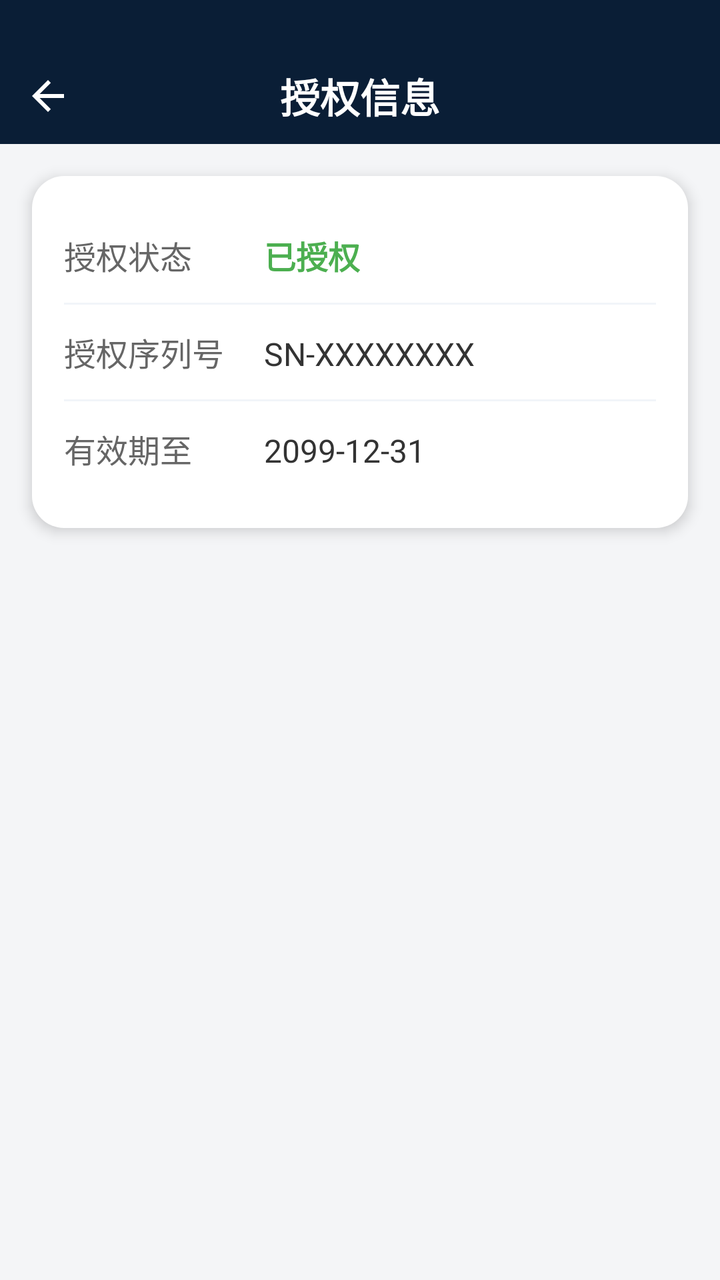
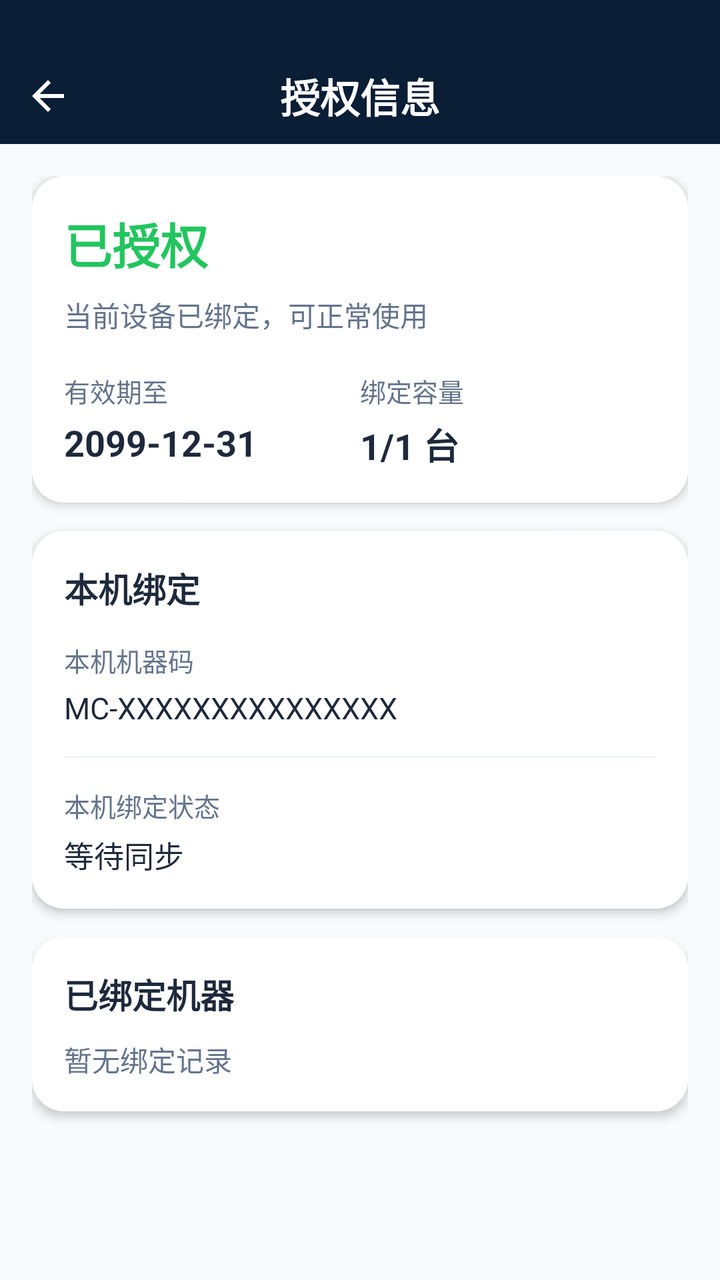

Compare the two renders of this Android layout. The source of the first and the diff that turns it into the second are given below.
<!-- AndroidManifest.xml: application theme Theme.Signal_dectect -->
<!-- res/layout/activity_auth_info.xml -->
<?xml version="1.0" encoding="utf-8"?>
<LinearLayout xmlns:android="http://schemas.android.com/apk/res/android"
    xmlns:app="http://schemas.android.com/apk/res-auto"
    android:layout_width="match_parent"
    android:layout_height="match_parent"
    android:orientation="vertical"
    android:background="#F4F5F7">

    <FrameLayout
        android:layout_width="match_parent"
        android:layout_height="72dp"
        android:background="#0A1E36"
        android:paddingTop="24dp">
        
        <ImageView
            android:id="@+id/iv_back"
            android:layout_width="48dp"
            android:layout_height="48dp"
            android:padding="12dp"
            android:src="@drawable/ic_back"
            android:layout_gravity="start|center_vertical"
            app:tint="#FFFFFF" />

        <TextView
            android:layout_width="wrap_content"
            android:layout_height="wrap_content"
            android:layout_gravity="center"
            android:text="授权信息"
            android:textColor="#FFFFFF"
            android:textSize="20sp"
            android:fontFamily="sans-serif-black" />
    </FrameLayout>

    <LinearLayout
        android:layout_width="match_parent"
        android:layout_height="wrap_content"
        android:orientation="vertical"
        android:background="@drawable/bg_card_rounded"
        android:backgroundTint="#FFFFFF"
        android:elevation="4dp"
        android:layout_margin="16dp"
        android:padding="16dp">
        
        <LinearLayout
            android:layout_width="match_parent"
            android:layout_height="wrap_content"
            android:orientation="horizontal"
            android:paddingVertical="12dp">
            <TextView
                android:layout_width="100dp"
                android:layout_height="wrap_content"
                android:text="授权状态"
                android:textColor="#666666"
                android:textSize="16sp" />
            <TextView
                android:id="@+id/tv_auth_status"
                android:layout_width="wrap_content"
                android:layout_height="wrap_content"
                android:text="已授权"
                android:textColor="#4CAF50"
                android:textStyle="bold"
                android:textSize="16sp" />
        </LinearLayout>
        
        <View android:layout_width="match_parent" android:layout_height="1dp" android:background="#F1F5F9" />

        <LinearLayout
            android:layout_width="match_parent"
            android:layout_height="wrap_content"
            android:orientation="horizontal"
            android:paddingVertical="12dp">
            <TextView
                android:layout_width="100dp"
                android:layout_height="wrap_content"
                android:text="授权序列号"
                android:textColor="#666666"
                android:textSize="16sp" />
            <TextView
                android:id="@+id/tv_serial_number"
                android:layout_width="wrap_content"
                android:layout_height="wrap_content"
                android:text="SN-XXXXXXXX"
                android:textColor="#333333"
                android:textSize="16sp" />
        </LinearLayout>
        
        <View android:layout_width="match_parent" android:layout_height="1dp" android:background="#F1F5F9" />

        <LinearLayout
            android:layout_width="match_parent"
            android:layout_height="wrap_content"
            android:orientation="horizontal"
            android:paddingVertical="12dp">
            <TextView
                android:layout_width="100dp"
                android:layout_height="wrap_content"
                android:text="有效期至"
                android:textColor="#666666"
                android:textSize="16sp" />
            <TextView
                android:id="@+id/tv_valid_until"
                android:layout_width="wrap_content"
                android:layout_height="wrap_content"
                android:text="2099-12-31"
                android:textColor="#333333"
                android:textSize="16sp" />
        </LinearLayout>
    </LinearLayout>
</LinearLayout>
<!-- resources referenced by this layout -->
<resources>
  <!-- drawable bg_card_rounded (drawable) -->
  <?xml version="1.0" encoding="utf-8"?>
  <shape xmlns:android="http://schemas.android.com/apk/res/android">
      <solid android:color="#FFFFFF" />
      <corners android:radius="16dp" />
  </shape>
  <!-- drawable ic_back (drawable) -->
  <vector xmlns:android="http://schemas.android.com/apk/res/android"
      android:width="24dp"
      android:height="24dp"
      android:viewportWidth="24"
      android:viewportHeight="24">
    <path
        android:fillColor="#000000"
        android:pathData="M20,11H7.83l5.59,-5.59L12,4l-8,8l8,8l1.41,-1.41L7.83,13H20v-2z"/>
  </vector>
  <style name="Theme.Signal_dectect" parent="Theme.MaterialComponents.DayNight.NoActionBar">
          
          <item name="colorPrimary">@color/primary</item>
          <item name="colorPrimaryVariant">@color/primary_variant</item>
          <item name="colorOnPrimary">@color/on_primary</item>
          
          
          <item name="colorSecondary">@color/secondary</item>
          <item name="colorSecondaryVariant">@color/secondary_variant</item>
          <item name="colorOnSecondary">@color/on_secondary</item>
          
          
          <item name="android:windowBackground">@color/background</item>
          <item name="colorSurface">@color/surface</item>
          
          
          <item name="android:statusBarColor">@color/background</item>
          <item name="android:windowLightStatusBar">true</item>
          
          
      </style>
  <color name="primary">#2563EB</color>
  <color name="primary_variant">#1D4ED8</color>
  <color name="on_primary">#FFFFFF</color>
  <color name="secondary">#0EA5E9</color>
  <color name="secondary_variant">#0284C7</color>
  <color name="on_secondary">#FFFFFF</color>
  <color name="background">#F8FAFC</color>
  <color name="surface">#FFFFFF</color>
</resources>

<!-- the commit's change to res/layout/activity_auth_info.xml (unified diff, before → after) -->
@@ -4,106 +4,214 @@
     android:layout_width="match_parent"
     android:layout_height="match_parent"
     android:orientation="vertical"
-    android:background="#F4F5F7">
+    android:background="@color/background">
 
     <FrameLayout
         android:layout_width="match_parent"
         android:layout_height="72dp"
         android:background="#0A1E36"
         android:paddingTop="24dp">
-        
+
         <ImageView
             android:id="@+id/iv_back"
             android:layout_width="48dp"
             android:layout_height="48dp"
+            android:layout_gravity="start|center_vertical"
             android:padding="12dp"
             android:src="@drawable/ic_back"
-            android:layout_gravity="start|center_vertical"
-            app:tint="#FFFFFF" />
+            app:tint="@color/white" />
 
         <TextView
             android:layout_width="wrap_content"
             android:layout_height="wrap_content"
             android:layout_gravity="center"
+            android:fontFamily="sans-serif-black"
             android:text="授权信息"
-            android:textColor="#FFFFFF"
-            android:textSize="20sp"
-            android:fontFamily="sans-serif-black" />
+            android:textColor="@color/white"
+            android:textSize="20sp" />
     </FrameLayout>
 
-    <LinearLayout
+    <ScrollView
         android:layout_width="match_parent"
-        android:layout_height="wrap_content"
-        android:orientation="vertical"
-        android:background="@drawable/bg_card_rounded"
-        android:backgroundTint="#FFFFFF"
-        android:elevation="4dp"
-        android:layout_margin="16dp"
-        android:padding="16dp">
-        
+        android:layout_height="match_parent"
+        android:fillViewport="true">
+
         <LinearLayout
             android:layout_width="match_parent"
             android:layout_height="wrap_content"
-            android:orientation="horizontal"
-            android:paddingVertical="12dp">
-            <TextView
-                android:layout_width="100dp"
+            android:orientation="vertical"
+            android:padding="16dp">
+
+            <LinearLayout
+                android:layout_width="match_parent"
                 android:layout_height="wrap_content"
-                android:text="授权状态"
-                android:textColor="#666666"
-                android:textSize="16sp" />
-            <TextView
-                android:id="@+id/tv_auth_status"
-                android:layout_width="wrap_content"
+                android:background="@drawable/bg_card_rounded"
+                android:backgroundTint="@color/surface"
+                android:elevation="3dp"
+                android:orientation="vertical"
+                android:padding="16dp">
+
+                <TextView
+                    android:id="@+id/tv_auth_status"
+                    android:layout_width="wrap_content"
+                    android:layout_height="wrap_content"
+                    android:text="已授权"
+                    android:textColor="@color/success"
+                    android:textSize="24sp"
+                    android:textStyle="bold" />
+
+                <TextView
+                    android:id="@+id/tv_auth_summary"
+                    android:layout_width="match_parent"
+                    android:layout_height="wrap_content"
+                    android:layout_marginTop="8dp"
+                    android:text="当前设备已绑定，可正常使用"
+                    android:textColor="@color/text_secondary"
+                    android:textSize="14sp" />
+
+                <LinearLayout
+                    android:layout_width="match_parent"
+                    android:layout_height="wrap_content"
+                    android:layout_marginTop="18dp"
+                    android:orientation="horizontal">
+
+                    <LinearLayout
+                        android:layout_width="0dp"
+                        android:layout_height="wrap_content"
+                        android:layout_weight="1"
+                        android:orientation="vertical">
+
+                        <TextView
+                            android:layout_width="wrap_content"
+                            android:layout_height="wrap_content"
+                            android:text="有效期至"
+                            android:textColor="@color/text_secondary"
+                            android:textSize="13sp" />
+
+                        <TextView
+                            android:id="@+id/tv_valid_until"
+                            android:layout_width="wrap_content"
+                            android:layout_height="wrap_content"
+                            android:layout_marginTop="4dp"
+                            android:text="2099-12-31"
+                            android:textColor="@color/text_primary"
+                            android:textSize="18sp"
+                            android:textStyle="bold" />
+                    </LinearLayout>
+
+                    <LinearLayout
+                        android:layout_width="0dp"
+                        android:layout_height="wrap_content"
+                        android:layout_weight="1"
+                        android:orientation="vertical">
+
+                        <TextView
+                            android:layout_width="wrap_content"
+                            android:layout_height="wrap_content"
+                            android:text="绑定容量"
+                            android:textColor="@color/text_secondary"
+                            android:textSize="13sp" />
+
+                        <TextView
+                            android:id="@+id/tv_binding_capacity"
+                            android:layout_width="wrap_content"
+                            android:layout_height="wrap_content"
+                            android:layout_marginTop="4dp"
+                            android:text="1/1 台"
+                            android:textColor="@color/text_primary"
+                            android:textSize="18sp"
+                            android:textStyle="bold" />
+                    </LinearLayout>
+                </LinearLayout>
+            </LinearLayout>
+
+            <LinearLayout
+                android:layout_width="match_parent"
                 android:layout_height="wrap_content"
-                android:text="已授权"
-                android:textColor="#4CAF50"
-                android:textStyle="bold"
-                android:textSize="16sp" />
+                android:layout_marginTop="14dp"
+                android:background="@drawable/bg_card_rounded"
+                android:backgroundTint="@color/surface"
+                android:elevation="3dp"
+                android:orientation="vertical"
+                android:padding="16dp">
+
+                <TextView
+                    android:layout_width="wrap_content"
+                    android:layout_height="wrap_content"
+                    android:text="本机绑定"
+                    android:textColor="@color/text_primary"
+                    android:textSize="17sp"
+                    android:textStyle="bold" />
+
+                <TextView
+                    android:layout_width="wrap_content"
+                    android:layout_height="wrap_content"
+                    android:layout_marginTop="14dp"
+                    android:text="本机机器码"
+                    android:textColor="@color/text_secondary"
+                    android:textSize="13sp" />
+
+                <TextView
+                    android:id="@+id/tv_local_machine_code"
+                    android:layout_width="match_parent"
+                    android:layout_height="wrap_content"
+                    android:layout_marginTop="4dp"
+                    android:text="MC-XXXXXXXXXXXXXXX"
+                    android:textColor="@color/text_primary"
+                    android:textIsSelectable="true"
+                    android:textSize="15sp" />
+
+                <View
+                    android:layout_width="match_parent"
+                    android:layout_height="1dp"
+                    android:layout_marginVertical="14dp"
+                    android:background="#F1F5F9" />
+
+                <TextView
+                    android:layout_width="wrap_content"
+                    android:layout_height="wrap_content"
+                    android:text="本机绑定状态"
+                    android:textColor="@color/text_secondary"
+                    android:textSize="13sp" />
+
+                <TextView
+                    android:id="@+id/tv_local_binding_status"
+                    android:layout_width="match_parent"
+                    android:layout_height="wrap_content"
+                    android:layout_marginTop="4dp"
+                    android:text="等待同步"
+                    android:textColor="@color/text_primary"
+                    android:textSize="15sp" />
+            </LinearLayout>
+
+            <LinearLayout
+                android:layout_width="match_parent"
+                android:layout_height="wrap_content"
+                android:layout_marginTop="14dp"
+                android:background="@drawable/bg_card_rounded"
+                android:backgroundTint="@color/surface"
+                android:elevation="3dp"
+                android:orientation="vertical"
+                android:padding="16dp">
+
+                <TextView
+                    android:layout_width="wrap_content"
+                    android:layout_height="wrap_content"
+                    android:text="已绑定机器"
+                    android:textColor="@color/text_primary"
+                    android:textSize="17sp"
+                    android:textStyle="bold" />
+
+                <TextView
+                    android:id="@+id/tv_bound_machines"
+                    android:layout_width="match_parent"
+                    android:layout_height="wrap_content"
+                    android:layout_marginTop="10dp"
+                    android:text="暂无绑定记录"
+                    android:textColor="@color/text_secondary"
+                    android:textIsSelectable="true"
+                    android:textSize="14sp" />
+            </LinearLayout>
         </LinearLayout>
-        
-        <View android:layout_width="match_parent" android:layout_height="1dp" android:background="#F1F5F9" />
-
-        <LinearLayout
-            android:layout_width="match_parent"
-            android:layout_height="wrap_content"
-            android:orientation="horizontal"
-            android:paddingVertical="12dp">
-            <TextView
-                android:layout_width="100dp"
-                android:layout_height="wrap_content"
-                android:text="授权序列号"
-                android:textColor="#666666"
-                android:textSize="16sp" />
-            <TextView
-                android:id="@+id/tv_serial_number"
-                android:layout_width="wrap_content"
-                android:layout_height="wrap_content"
-                android:text="SN-XXXXXXXX"
-                android:textColor="#333333"
-                android:textSize="16sp" />
-        </LinearLayout>
-        
-        <View android:layout_width="match_parent" android:layout_height="1dp" android:background="#F1F5F9" />
-
-        <LinearLayout
-            android:layout_width="match_parent"
-            android:layout_height="wrap_content"
-            android:orientation="horizontal"
-            android:paddingVertical="12dp">
-            <TextView
-                android:layout_width="100dp"
-                android:layout_height="wrap_content"
-                android:text="有效期至"
-                android:textColor="#666666"
-                android:textSize="16sp" />
-            <TextView
-                android:id="@+id/tv_valid_until"
-                android:layout_width="wrap_content"
-                android:layout_height="wrap_content"
-                android:text="2099-12-31"
-                android:textColor="#333333"
-                android:textSize="16sp" />
-        </LinearLayout>
-    </LinearLayout>
+    </ScrollView>
 </LinearLayout>
<!-- resource entries referenced after the edit -->
@@ -44,6 +44,10 @@
   <color name="secondary_variant">#0284C7</color>
   <color name="on_secondary">#FFFFFF</color>
   <color name="background">#F8FAFC</color>
+  <color name="success">#22C55E</color>
   <color name="surface">#FFFFFF</color>
+  <color name="text_primary">#1E293B</color>
+  <color name="text_secondary">#64748B</color>
+  <color name="white">#FFFFFFFF</color>
 </resources>
 
